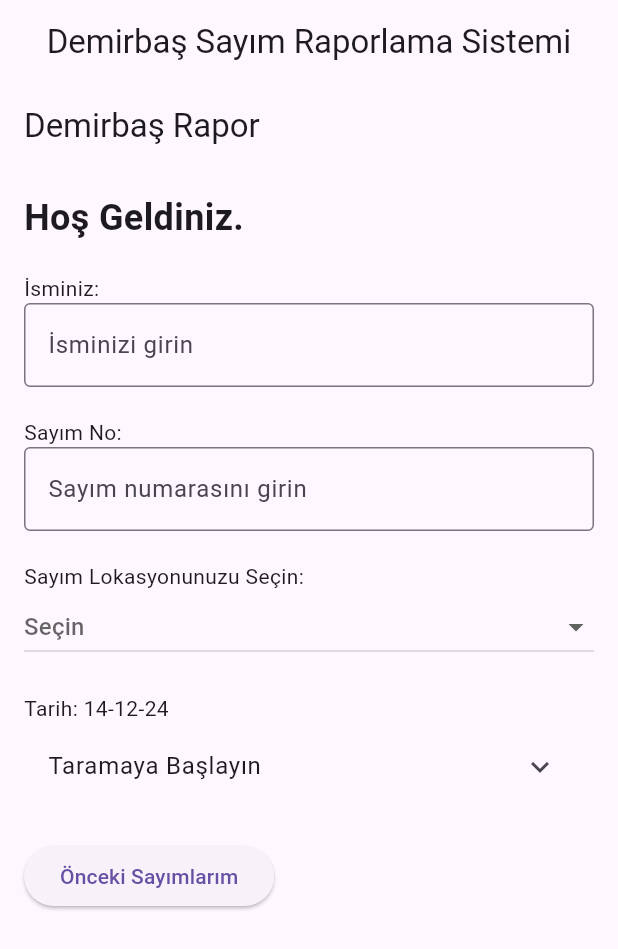
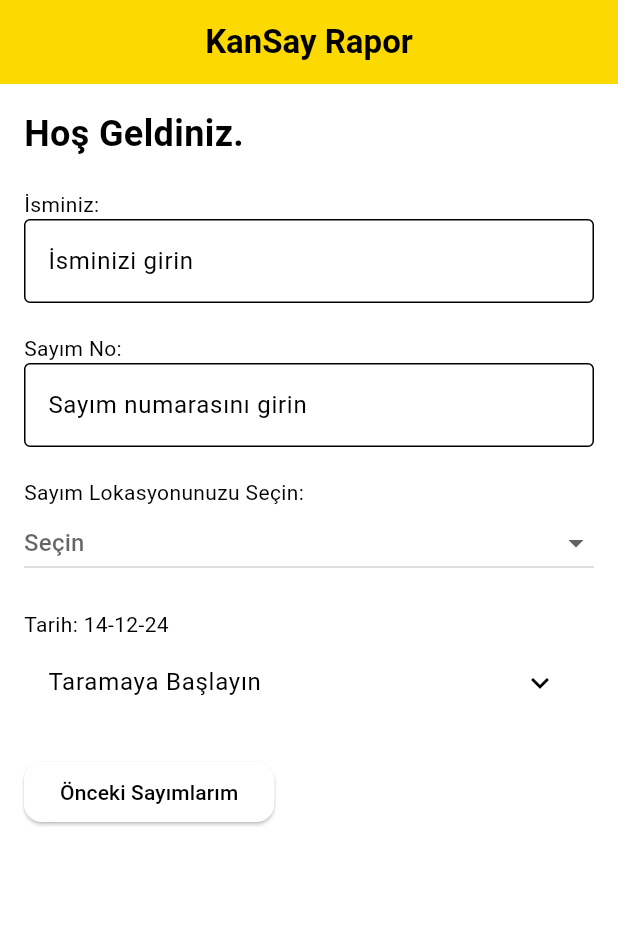
Before and after one commit to sarpsnbl/fa_reporter, a Flutter app: the screen it shows after launch, on a phone screen of 412 x 824 dp. Shown: the top 949 px of the screen. Run offline on Flutter 3.47's test engine with Material 3 defaults, Android fonts, the phone set to English and light mode, and no system bars; our stand-ins replace camera, image_picker, share_plus; missing offline and left inert: excel, google_mlkit_commons, google_mlkit_text_recognition; statements that could not run were skipped.

Commit message:
Full UI Update

```diff
--- a/lib/excel/excel_processor.dart
+++ b/lib/excel/excel_processor.dart
@@ -7,7 +7,7 @@ import 'package:fa_reporter/utils/user_getset.dart';
 import 'package:flutter/services.dart' show rootBundle;
 import 'package:path_provider/path_provider.dart';
 
-var id = "253030030";
+var id = "253030040";
 var wantedColumns = [
   "Nesne",
   "Nesne Açıklaması",
--- a/lib/main.dart
+++ b/lib/main.dart
@@ -11,6 +11,8 @@ import 'package:excel/excel.dart';
 import 'package:path_provider/path_provider.dart';
 import 'package:share_plus/share_plus.dart';
 
+var corpYellow = Color.fromRGBO(252, 217, 1, 1);
+
 Future<void> main() async {
   WidgetsFlutterBinding.ensureInitialized();
   runApp(const MyApp());
@@ -23,10 +25,74 @@ Future<void> main() async {
 class MyApp extends StatelessWidget {
   const MyApp({super.key});
 
-  @override
+ @override
   Widget build(BuildContext context) {
-    return const MaterialApp(
+    return MaterialApp(
       debugShowCheckedModeBanner: false,
+      title: 'KanSay',
+      theme: ThemeData(
+        // Use a ColorScheme to control all colors across the app
+        colorScheme: ColorScheme(
+          primary: corpYellow,        // Primary color
+          primaryContainer: Colors.tealAccent,
+          secondary: Colors.black,   // Accent color
+          secondaryContainer: Colors.black,
+          surface: Colors.white,      // Background of cards, dialogs
+          error: Colors.red,          // Error messages
+          onPrimary: Colors.white,    // Text color on primary
+          onSecondary: Colors.black,  // Text color on secondary
+          onSurface: Colors.black,    // Text color on surfaces
+          onError: Colors.white,      // Text color on errors
+          brightness: Brightness.light, // Light or dark mode
+        ),
+
+        // Customize specific components globally
+        elevatedButtonTheme: ElevatedButtonThemeData(
+          style: ElevatedButton.styleFrom(
+            backgroundColor: Colors.white,
+            foregroundColor: Colors.black,
+
+            shape: RoundedRectangleBorder(
+              borderRadius: BorderRadius.circular(12),
+            ),
+          ),
+        ),
+
+        textButtonTheme: TextButtonThemeData(
+          style: TextButton.styleFrom(
+            foregroundColor: Colors.black, // Text color
+          ),
+        ),
+
+        outlinedButtonTheme: OutlinedButtonThemeData(
+          style: OutlinedButton.styleFrom(
+            foregroundColor: Colors.black,
+            side: BorderSide(color: Colors.black, width: 2),
+          ),
+        ),
+
+        inputDecorationTheme: InputDecorationTheme(
+          filled: true,
+          fillColor: Colors.white, // Background for input fields
+          border: OutlineInputBorder(
+            borderRadius: BorderRadius.circular(8),
+          ),
+        ),
+
+        appBarTheme: AppBarTheme(
+          backgroundColor: corpYellow,
+          foregroundColor: Colors.black, // Title text color
+        ),
+
+        floatingActionButtonTheme: FloatingActionButtonThemeData(
+          backgroundColor: corpYellow,
+          foregroundColor: Colors.white,
+        ),
+
+        checkboxTheme: CheckboxThemeData(
+          fillColor: WidgetStatePropertyAll(Colors.black),
+        ),
+      ),
       home: Home(),
     );
   }
@@ -42,11 +108,6 @@ class Home extends StatelessWidget {
     return Scaffold(
 
       resizeToAvoidBottomInset: true,
-      appBar: AppBar(
-        title: const Text('Demirbaş Sayım Raporlama Sistemi'),
-        centerTitle: true,
-        elevation: 0,
-      ),
       body:
       FirstScreen(),
     );
@@ -73,7 +134,7 @@ class CustomCard extends StatelessWidget {
         title: Text(
           _label,
           style:
-              const TextStyle(color: Colors.white, fontWeight: FontWeight.bold),
+              const TextStyle(color: Colors.black, fontWeight: FontWeight.bold),
         ),
         onTap: () {
           if (!featureCompleted) {
--- a/lib/widgets/data_entry/data_entry_view.dart
+++ b/lib/widgets/data_entry/data_entry_view.dart
@@ -115,7 +115,6 @@ class DataEntryView extends StatelessWidget {
         ElevatedButton(
           style: TextButton.styleFrom(
             shape: RoundedRectangleBorder(borderRadius: BorderRadius.zero),
-            backgroundColor: Color.fromARGB(255, 254, 247, 255),
           ),
           onPressed: () {
             var report = getExcelEntries();
--- a/lib/widgets/entry_screen/first_screen.dart
+++ b/lib/widgets/entry_screen/first_screen.dart
@@ -24,7 +24,12 @@ Widget build(BuildContext context) {
   return Scaffold(
     resizeToAvoidBottomInset: true, // Allow resizing of the screen
     appBar: AppBar(
-      title: Text("Demirbaş Rapor"),
+      title: Text("KanSay Rapor" // make the text bold and centered
+        ,style: TextStyle(
+          fontWeight: FontWeight.bold,
+        ),
+      ),
+      centerTitle: true,
     ),
     body: SingleChildScrollView( // Add SingleChildScrollView here
       child: Padding(
@@ -84,7 +89,7 @@ Widget build(BuildContext context) {
             SizedBox(height: 20), // Spacer
             Text("Tarih: ${getUserCurrentDate()}"),
             ExpansionTile(
-              title: const Text('Taramaya Başlayın'),
+              title: const Text('Taramaya Başlayın',),
               children: [
                 if (Platform.isAndroid)
                   CustomCard(
--- a/lib/widgets/ocr/text_detector_painter.dart
+++ b/lib/widgets/ocr/text_detector_painter.dart
@@ -3,6 +3,7 @@ import 'dart:ui';
 import 'dart:ui' as ui;
 
 import 'package:camera/camera.dart';
+import 'package:fa_reporter/main.dart';
 import 'package:fa_reporter/utils/previous_id.dart';
 import 'package:flutter/material.dart';
 import 'package:google_mlkit_text_recognition/google_mlkit_text_recognition.dart';
@@ -30,7 +31,7 @@ class TextRecognizerPainter extends CustomPainter {
     final Paint paint = Paint()
       ..style = PaintingStyle.stroke
       ..strokeWidth = 3.0
-      ..color = Colors.lightGreenAccent;
+      ..color = corpYellow;
 
     final Paint background = Paint()..color = const Color(0x99000000);
 
@@ -42,7 +43,7 @@ class TextRecognizerPainter extends CustomPainter {
             textDirection: TextDirection.ltr),
       );
       builder.pushStyle(
-          ui.TextStyle(color: Colors.lightGreenAccent, background: background));
+          ui.TextStyle(color: corpYellow, background: background));
       builder.addText(textBlock.text);
       builder.pop();
 
```
